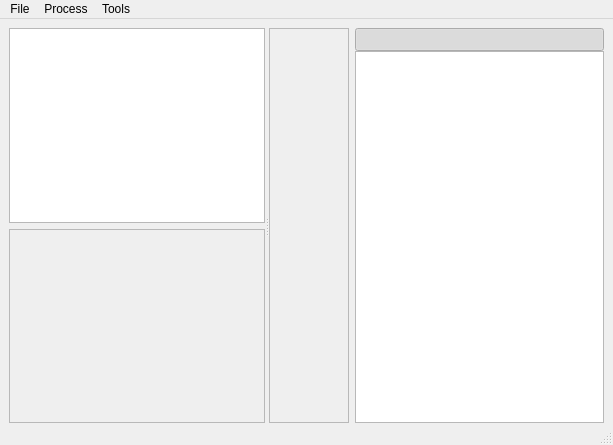
Before: the Qt Designer form ui/MainWindow.ui in ImageProcessing-ElectronicPublications/scantailor-deviant, drawn with Qt 5.
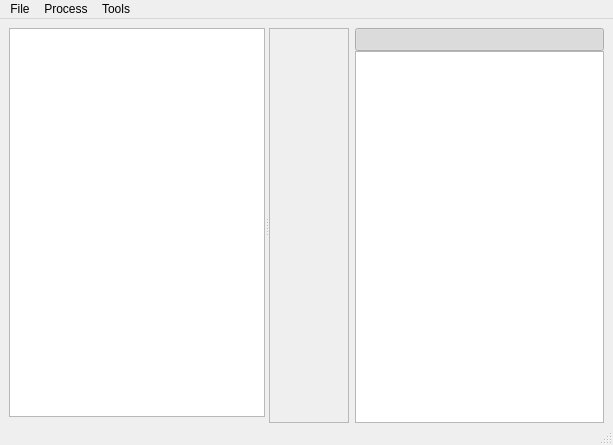
After: the same form once the commit is applied. Icons and pictures are not drawn.

Commit message: Improve the appearence of the list of stages.

Patch:
```diff
--- a/ui/MainWindow.ui
+++ b/ui/MainWindow.ui
@@ -55,12 +55,39 @@
          <number>6</number>
         </property>
         <item>
-         <widget class="QListView" name="filterList" >
-          <property name="sizePolicy" >
-           <sizepolicy vsizetype="Preferred" hsizetype="Preferred" >
-            <horstretch>0</horstretch>
-            <verstretch>0</verstretch>
-           </sizepolicy>
+         <widget class="QTableView" name="filterList" >
+          <property name="autoScroll" >
+           <bool>false</bool>
+          </property>
+          <property name="editTriggers" >
+           <set>QAbstractItemView::NoEditTriggers</set>
+          </property>
+          <property name="tabKeyNavigation" >
+           <bool>false</bool>
+          </property>
+          <property name="showDropIndicator" stdset="0" >
+           <bool>false</bool>
+          </property>
+          <property name="alternatingRowColors" >
+           <bool>true</bool>
+          </property>
+          <property name="selectionMode" >
+           <enum>QAbstractItemView::SingleSelection</enum>
+          </property>
+          <property name="selectionBehavior" >
+           <enum>QAbstractItemView::SelectRows</enum>
+          </property>
+          <property name="textElideMode" >
+           <enum>Qt::ElideNone</enum>
+          </property>
+          <property name="showGrid" >
+           <bool>false</bool>
+          </property>
+          <property name="wordWrap" >
+           <bool>false</bool>
+          </property>
+          <property name="cornerButtonEnabled" >
+           <bool>false</bool>
           </property>
          </widget>
         </item>
```
The commit also changes 1 other file.
